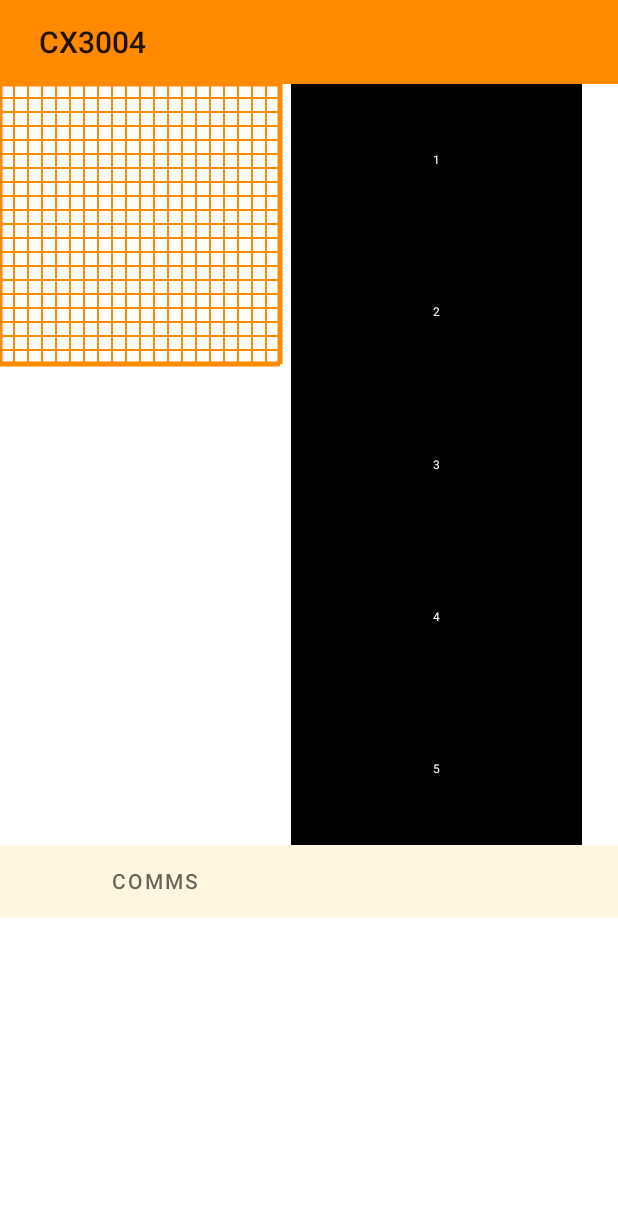
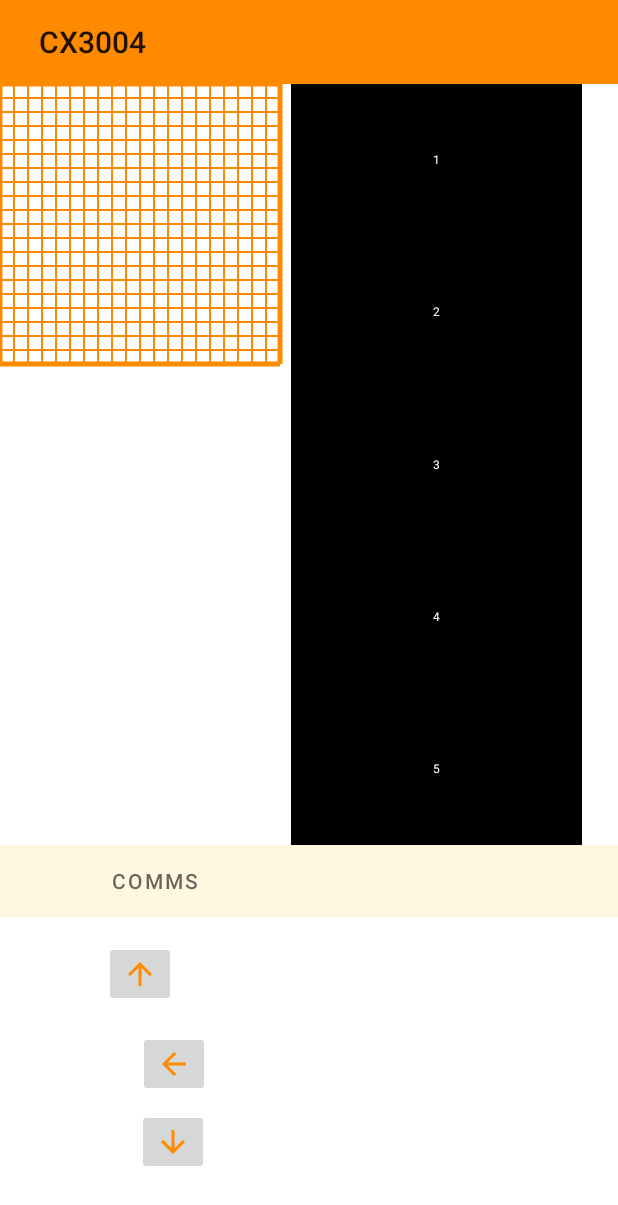
Before and after one commit to Chihui8199/CZ3004-Multipdisciplinary-Project, an Android app: the screen it shows after launch (MainActivity), tab 2 chosen, on a phone screen of 412 x 824 dp. Shown: the top 1205 px of the screen. Run offline under Robolectric (Android 15) with nearby library versions, the phone set to English and light mode, and no system bars; 1 statement that could not run was skipped.

Commit message:
Added layouts for control fragments

```diff
--- a/android/app/src/main/java/com/example/cx3004/BluetoothPairingPage.java
+++ b/android/app/src/main/java/com/example/cx3004/BluetoothPairingPage.java
@@ -123,7 +123,6 @@ public class BluetoothPairingPage extends AppCompatActivity {
             public void onItemClick(AdapterView<?> adapterView, View view, int i, long l) {
                 mBluetoothAdapter.cancelDiscovery();
                 discovDevicesListView.setAdapter(mFoundDeviceListAdapter);
-
                 String deviceName = mPairedBTDevices.get(i).getName();
                 String deviceAddress = mPairedBTDevices.get(i).getAddress();
                 Log.d(TAG, "onItemClick: A device is selected.");
@@ -345,7 +344,6 @@ public class BluetoothPairingPage extends AppCompatActivity {
                 }
                 if (mDevice.getBondState() == BluetoothDevice.BOND_BONDING) {
                     Log.d(TAG, "BOND_BONDING.");
-                    myDialog = ProgressDialog.show(BluetoothPairingPage.this, "Pairing With Device", "Please Wait...", true);
                 }
                 if (mDevice.getBondState() == BluetoothDevice.BOND_NONE) {
                     Log.d(TAG, "BOND_NONE.");
@@ -368,6 +366,7 @@ public class BluetoothPairingPage extends AppCompatActivity {
                 } catch (NullPointerException e) {
                     e.printStackTrace();
                 }
+
                 Log.d(TAG, "mBroadcastReceiver5: Device now connected to " + mDevice.getName());
                 Toast.makeText(BluetoothPairingPage.this, "Device now connected to " + mDevice.getName(), Toast.LENGTH_LONG).show();
                 editor.putString("connStatus", "Connected to " + mDevice.getName());
@@ -385,7 +384,7 @@ public class BluetoothPairingPage extends AppCompatActivity {
                 try {
                     myDialog.show();
                 } catch (Exception e) {
-                    Log.d(TAG, "BluetoothPairing: mBroadcastReceiver5 Dialog show failure");
+                    Log.d(TAG, "BluetoothPopUp: mBroadcastReceiver5 Dialog show failure");
                 }
                 retryConnection = true;
                 reconnectionHandler.postDelayed(reconnectionRunnable, 5000);
--- /dev/null
+++ b/android/app/src/main/java/com/example/cx3004/ControlFragment.java
@@ -0,0 +1,101 @@
+package com.example.cx3004;
+
+
+import android.content.Context;
+import android.content.SharedPreferences;
+import android.os.Bundle;
+import android.view.LayoutInflater;
+import android.view.View;
+import android.view.ViewGroup;
+import android.widget.ImageButton;
+
+import androidx.annotation.NonNull;
+import androidx.fragment.app.Fragment;
+import androidx.lifecycle.ViewModelProviders;
+
+public class ControlFragment extends Fragment {
+    // Init
+    private static final String ARG_SECTION_NUMBER = "section_number";
+    private static final String TAG = "ControlFragment";
+    private PageViewModel pageViewModel;
+
+    // Declaration Variable
+    // Shared Preferences
+    SharedPreferences sharedPreferences;
+
+    // Control Button
+    ImageButton moveForwardImageBtn, turnRightImageBtn, moveBackImageBtn, turnLeftImageBtn;
+
+    // Fragment Constructor
+    public static ControlFragment newInstance(int index) {
+        ControlFragment fragment = new ControlFragment();
+        Bundle bundle = new Bundle();
+        bundle.putInt(ARG_SECTION_NUMBER, index);
+        fragment.setArguments(bundle);
+        return fragment;
+    }
+
+    @Override
+    public void onCreate(Bundle savedInstanceState) {
+        super.onCreate(savedInstanceState);
+        pageViewModel = ViewModelProviders.of(this).get(PageViewModel.class);
+        int index = 1;
+        if (getArguments() != null) {
+            index = getArguments().getInt(ARG_SECTION_NUMBER);
+        }
+        pageViewModel.setIndex(index);
+    }
+
+    @Override
+    public View onCreateView(
+            @NonNull LayoutInflater inflater, ViewGroup container,
+            Bundle savedInstanceState) {
+        // inflate
+        View root = inflater.inflate(R.layout.fragment_controls, container, false);
+
+        // get shared preferences
+        sharedPreferences = getActivity().getSharedPreferences("Shared Preferences", Context.MODE_PRIVATE);
+
+
+        // variable initialization
+        moveForwardImageBtn = root.findViewById(R.id.forwardImageBtn);
+        turnRightImageBtn = root.findViewById(R.id.rightImageBtn);
+        moveBackImageBtn = root.findViewById(R.id.backImageBtn);
+        turnLeftImageBtn = root.findViewById(R.id.leftImageBtn);
+
+      //  robotStatusTextView = MainActivity.getRobotStatusTextView();
+
+        // Button Listener
+        moveForwardImageBtn.setOnClickListener(new View.OnClickListener() {
+            @Override
+            public void onClick(View view) {
+
+            }
+        });
+
+        turnRightImageBtn.setOnClickListener(new View.OnClickListener() {
+            @Override
+            public void onClick(View view) {
+
+            }
+        });
+
+        moveBackImageBtn.setOnClickListener(new View.OnClickListener() {
+            @Override
+            public void onClick(View view) {
+
+            }
+        });
+
+        turnLeftImageBtn.setOnClickListener(new View.OnClickListener() {
+            @Override
+            public void onClick(View view) {
+
+            }
+        });
+
+        return root;
+    }
+
+
+}
--- a/android/app/src/main/java/com/example/cx3004/SectionsPagerAdapter.java
+++ b/android/app/src/main/java/com/example/cx3004/SectionsPagerAdapter.java
@@ -29,10 +29,9 @@ public class SectionsPagerAdapter extends FragmentPagerAdapter {
         // Return a PlaceholderFragment (defined as a static inner class below).
         switch(position) {
             case 0:
-                return CommsFragment.newInstance(position +1);
-            case 2:
-                return CommsFragment.newInstance(position +1);
-                //return ControlFragment.newInstance(position+1);
+                return CommsFragment.newInstance(position+1);
+            case 1:
+                return ControlFragment.newInstance(position+1);
             default:
                 return PlaceholderFragment.newInstance(position + 1);
         }
--- a/android/app/src/main/res/layout/fragment_controls.xml
+++ b/android/app/src/main/res/layout/fragment_controls.xml
@@ -1,6 +1,58 @@
 <?xml version="1.0" encoding="utf-8"?>
-<LinearLayout xmlns:android="http://schemas.android.com/apk/res/android"
+<androidx.constraintlayout.widget.ConstraintLayout xmlns:android="http://schemas.android.com/apk/res/android"
+    xmlns:app="http://schemas.android.com/apk/res-auto"
+    xmlns:tools="http://schemas.android.com/tools"
     android:layout_width="match_parent"
     android:layout_height="match_parent">
 
-</LinearLayout>
+    <ImageButton
+        android:id="@+id/backImageBtn"
+        android:layout_width="wrap_content"
+        android:layout_height="wrap_content"
+        android:layout_marginTop="68dp"
+        app:layout_constraintBottom_toBottomOf="parent"
+        app:layout_constraintEnd_toEndOf="parent"
+        app:layout_constraintHorizontal_bias="0.25"
+        app:layout_constraintStart_toStartOf="parent"
+        app:layout_constraintTop_toBottomOf="@+id/forwardImageBtn"
+        app:layout_constraintVertical_bias="0.0"
+        app:srcCompat="@drawable/arrow_down" />
+
+    <ImageButton
+        android:id="@+id/forwardImageBtn"
+        android:layout_width="wrap_content"
+        android:layout_height="wrap_content"
+        android:layout_marginStart="72dp"
+        android:layout_marginTop="16dp"
+        android:layout_marginEnd="302dp"
+
+        app:layout_constraintEnd_toEndOf="parent"
+        app:layout_constraintHorizontal_bias="0.333"
+        app:layout_constraintStart_toStartOf="parent"
+        app:layout_constraintTop_toTopOf="parent"
+        app:srcCompat="@drawable/arrow_up" />
+
+    <ImageButton
+        android:id="@+id/rightImageBtn"
+        android:layout_width="wrap_content"
+        android:layout_height="wrap_content"
+        android:layout_marginTop="12dp"
+        android:layout_marginEnd="384dp"
+        app:layout_constraintEnd_toEndOf="parent"
+        app:layout_constraintHorizontal_bias="1.0"
+        app:layout_constraintStart_toEndOf="@+id/leftImageBtn"
+        app:layout_constraintTop_toBottomOf="@+id/forwardImageBtn"
+        app:srcCompat="@drawable/arrow_right" />
+
+    <ImageButton
+        android:id="@+id/leftImageBtn"
+        android:layout_width="wrap_content"
+        android:layout_height="wrap_content"
+        android:layout_marginStart="92dp"
+        android:layout_marginTop="16dp"
+        app:layout_constraintStart_toStartOf="parent"
+        app:layout_constraintTop_toBottomOf="@+id/forwardImageBtn"
+        app:srcCompat="@drawable/arrow_left" />
+
+
+</androidx.constraintlayout.widget.ConstraintLayout>
```
